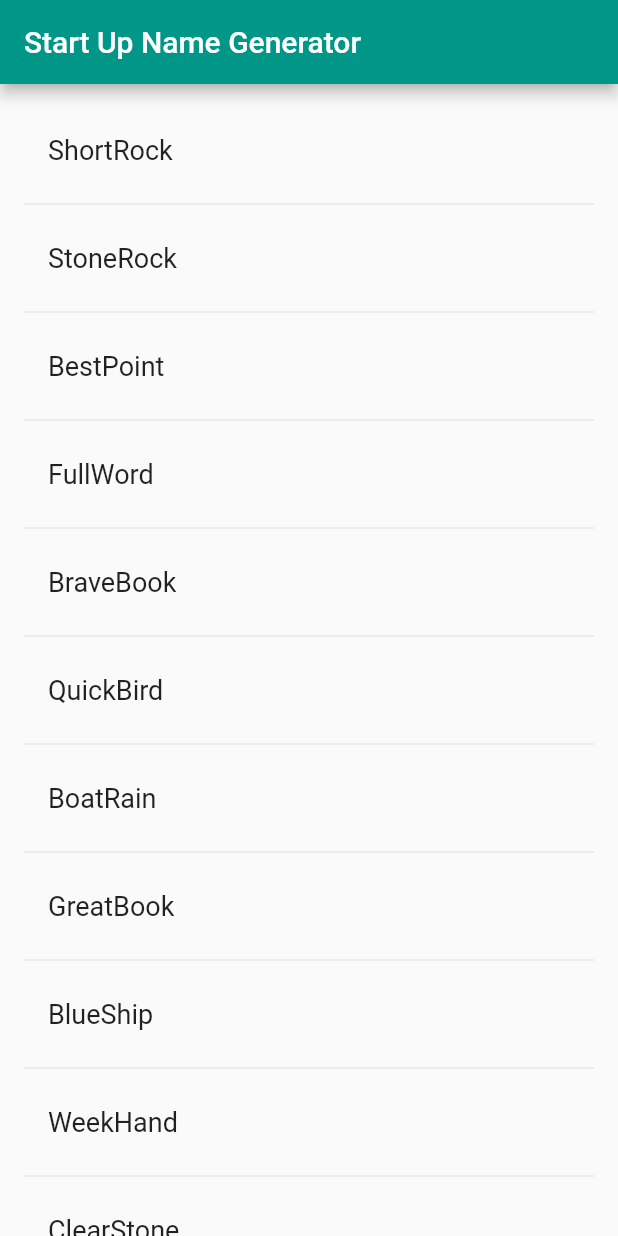
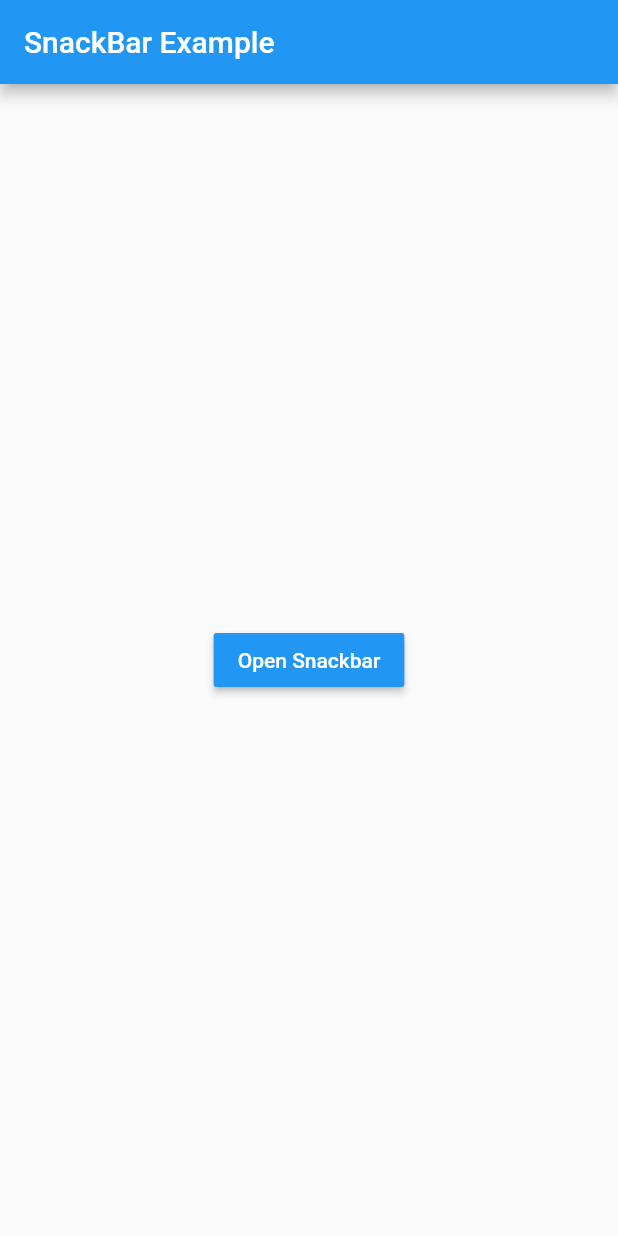
Before and after one commit to RandyKdev/30DaysOfFLutter, a Flutter app: the screen it shows after launch, on a phone screen of 412 x 824 dp. Run offline on Flutter 3.47's test engine with Material 2 defaults, Android fonts, the phone set to English and light mode, and no system bars.

Commit message:
Day 4 started

```diff
--- a/lib/main.dart
+++ b/lib/main.dart
@@ -1,6 +1,5 @@
 import 'package:flutter/material.dart';
-
-import './screens/randomWords.dart';
+import 'package:flutter_30_days_of_code/screens/snackBar.dart';
 
 void main() => runApp(MyApp());
 
@@ -9,9 +8,9 @@ class MyApp extends StatelessWidget {
    Widget build(BuildContext context) {
      return MaterialApp(
        debugShowCheckedModeBanner: false,
-       theme: ThemeData(primaryColor: Colors.teal),
-      home: RandomWords(),
-      title: 'Start Up Name Generator',
+       theme: ThemeData(primaryColor: Colors.blue),
+      home: SnackBarScreen(),
+      title: 'SnackBar Example',
     );
   }
 }
--- a/lib/screens/randomWords.dart
+++ /dev/null
@@ -1,44 +0,0 @@
-import 'package:flutter/material.dart';
-
-import 'package:english_words/english_words.dart';
-
-class RandomWords extends StatefulWidget {
-  @override
-  _RandomWordsState createState() => _RandomWordsState();
-}
-
-class _RandomWordsState extends State<RandomWords> {
-  final List<WordPair> _suggestions = <WordPair>[];
-  final TextStyle _biggerFont = TextStyle(fontSize: 18);
-  @override
-  Widget build(BuildContext context) {
-    return Scaffold(
-      appBar: AppBar(
-        title: Text('Start Up Name Generator'),
-      ),
-      body: _buildSuggestions(),
-    );
-  }
-
-  Widget _buildSuggestions() {
-    return ListView.builder(
-      padding: EdgeInsets.all(16),
-      itemBuilder: (BuildContext _context, int i) {
-        if (i.isOdd) return Divider();
-        final int index = i ~/ 2;
-        if (index >= _suggestions.length)
-          _suggestions.addAll(generateWordPairs().take(10));
-        return _buildRow(_suggestions[index]);
-      },
-    );
-  }
-
-  Widget _buildRow(WordPair pair) {
-    return ListTile(
-      title: Text(
-        pair.asPascalCase,
-        style: _biggerFont,
-      ),
-    );
-  }
-}
--- /dev/null
+++ b/lib/screens/snackBar.dart
@@ -0,0 +1,24 @@
+import 'package:flutter/material.dart';
+
+class SnackBarScreen extends StatelessWidget {
+  @override
+  Widget build(BuildContext context) {
+    return Scaffold(
+      appBar: AppBar(
+        title: Text("SnackBar Example"),
+      ),
+      body: Center(
+        child: RaisedButton(
+          child: Text(
+            "Open Snackbar",
+            style: TextStyle(
+              color: Colors.white,
+            ),
+          ),
+          color: Colors.blue,
+          onPressed: () {},
+        ),
+      ),
+    );
+  }
+}
```
